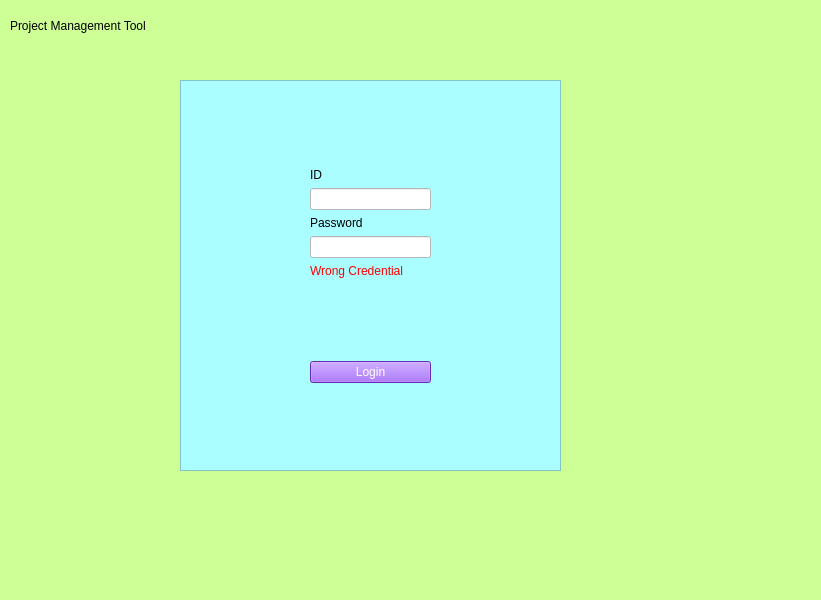
This is management_tool.ui in A1phaMark/COEN275_Project_ui as Qt 5 draws it before an edit. The edited form follows.
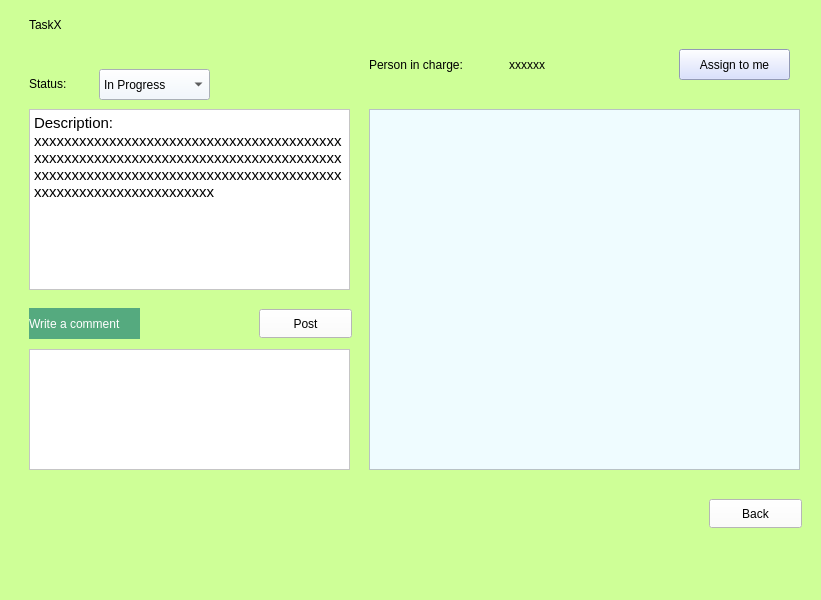
This is the edited form.

What changed in the file:
```diff
--- a/management_tool.ui
+++ b/management_tool.ui
@@ -17,14 +17,11 @@
    <string notr="true">background-color: rgb(206, 255, 151);</string>
   </property>
   <widget class="QWidget" name="centralwidget">
+   <layout class="QHBoxLayout" name="horizontalLayout">
+    <item>
    <widget class="QStackedWidget" name="stackedWidget">
-    <property name="geometry">
-     <rect>
-      <x>0</x>
-      <y>10</y>
-      <width>821</width>
-      <height>561</height>
-     </rect>
+      <property name="currentIndex">
+       <number>5</number>
     </property>
     <widget class="QWidget" name="login">
      <widget class="QFrame" name="frame">
@@ -723,7 +720,429 @@
       </property>
      </widget>
     </widget>
-   </widget>
+      <widget class="QWidget" name="page_5_task">
+       <widget class="QLabel" name="taskLabel">
+        <property name="geometry">
+         <rect>
+          <x>20</x>
+          <y>0</y>
+          <width>141</width>
+          <height>31</height>
+         </rect>
+        </property>
+        <property name="styleSheet">
+         <string notr="true">font: 18pt &quot;Segoe UI&quot;;</string>
+        </property>
+        <property name="text">
+         <string>TaskX</string>
+        </property>
+       </widget>
+       <widget class="QLabel" name="label_23">
+        <property name="geometry">
+         <rect>
+          <x>360</x>
+          <y>40</y>
+          <width>141</width>
+          <height>31</height>
+         </rect>
+        </property>
+        <property name="styleSheet">
+         <string notr="true">font: 11pt &quot;Segoe UI&quot;;</string>
+        </property>
+        <property name="text">
+         <string>Person in charge:</string>
+        </property>
+       </widget>
+       <widget class="QLabel" name="workerLabel">
+        <property name="geometry">
+         <rect>
+          <x>500</x>
+          <y>40</y>
+          <width>161</width>
+          <height>31</height>
+         </rect>
+        </property>
+        <property name="styleSheet">
+         <string notr="true">font: 11pt &quot;Segoe UI&quot;;</string>
+        </property>
+        <property name="text">
+         <string>xxxxxx</string>
+        </property>
+       </widget>
+       <widget class="QPushButton" name="reassignButton">
+        <property name="geometry">
+         <rect>
+          <x>670</x>
+          <y>40</y>
+          <width>111</width>
+          <height>31</height>
+         </rect>
+        </property>
+        <property name="styleSheet">
+         <string notr="true">background-color: rgb(206, 215, 255);</string>
+        </property>
+        <property name="text">
+         <string>Assign to me</string>
+        </property>
+       </widget>
+       <widget class="QPushButton" name="backToProject">
+        <property name="geometry">
+         <rect>
+          <x>700</x>
+          <y>490</y>
+          <width>93</width>
+          <height>29</height>
+         </rect>
+        </property>
+        <property name="styleSheet">
+         <string notr="true">background-color: rgb(255, 255, 255);</string>
+        </property>
+        <property name="text">
+         <string>Back</string>
+        </property>
+       </widget>
+       <widget class="QLabel" name="taskStatusLabel">
+        <property name="geometry">
+         <rect>
+          <x>20</x>
+          <y>59</y>
+          <width>61</width>
+          <height>31</height>
+         </rect>
+        </property>
+        <property name="text">
+         <string>Status:</string>
+        </property>
+       </widget>
+       <widget class="QTextBrowser" name="taskDescription">
+        <property name="geometry">
+         <rect>
+          <x>20</x>
+          <y>100</y>
+          <width>321</width>
+          <height>181</height>
+         </rect>
+        </property>
+        <property name="styleSheet">
+         <string notr="true">background-color: rgb(255, 255, 255);</string>
+        </property>
+        <property name="html">
+         <string>&lt;!DOCTYPE HTML PUBLIC &quot;-//W3C//DTD HTML 4.0//EN&quot; &quot;http://www.w3.org/TR/REC-html40/strict.dtd&quot;&gt;
+&lt;html&gt;&lt;head&gt;&lt;meta name=&quot;qrichtext&quot; content=&quot;1&quot; /&gt;&lt;meta charset=&quot;utf-8&quot; /&gt;&lt;style type=&quot;text/css&quot;&gt;
+p, li { white-space: pre-wrap; }
+&lt;/style&gt;&lt;/head&gt;&lt;body style=&quot; font-family:'Segoe UI'; font-size:9pt; font-weight:400; font-style:normal;&quot;&gt;
+&lt;p style=&quot; margin-top:0px; margin-bottom:0px; margin-left:0px; margin-right:0px; -qt-block-indent:0; text-indent:0px;&quot;&gt;&lt;span style=&quot; font-size:11pt;&quot;&gt;Description: &lt;/span&gt;&lt;/p&gt;
+&lt;p style=&quot; margin-top:0px; margin-bottom:0px; margin-left:0px; margin-right:0px; -qt-block-indent:0; text-indent:0px;&quot;&gt;&lt;span style=&quot; font-size:11pt;&quot;&gt;xxxxxxxxxxxxxxxxxxxxxxxxxxxxxxxxxxxxxxxxxxxxxxxxxxxxxxxxxxxxxxxxxxxxxxxxxxxxxxxxxxxxxxxxxxxxxxxxxxxxxxxxxxxxxxxxxxxxxxxxxxxxxxxxxxxxxxxxxxxxxxxxxxx&lt;/span&gt;&lt;/p&gt;&lt;/body&gt;&lt;/html&gt;</string>
+        </property>
+       </widget>
+       <widget class="QLabel" name="label_22">
+        <property name="geometry">
+         <rect>
+          <x>20</x>
+          <y>299</y>
+          <width>111</width>
+          <height>31</height>
+         </rect>
+        </property>
+        <property name="styleSheet">
+         <string notr="true">alternate-background-color: rgb(85, 255, 127);
+background-color: rgb(85, 170, 127);
+color: rgb(255, 255, 255);</string>
+        </property>
+        <property name="text">
+         <string>Write a comment</string>
+        </property>
+       </widget>
+       <widget class="QTextEdit" name="commentInput">
+        <property name="geometry">
+         <rect>
+          <x>20</x>
+          <y>340</y>
+          <width>321</width>
+          <height>121</height>
+         </rect>
+        </property>
+        <property name="styleSheet">
+         <string notr="true">background-color: rgb(255, 255, 255);</string>
+        </property>
+       </widget>
+       <widget class="QPushButton" name="pushButton_7">
+        <property name="geometry">
+         <rect>
+          <x>250</x>
+          <y>300</y>
+          <width>93</width>
+          <height>29</height>
+         </rect>
+        </property>
+        <property name="styleSheet">
+         <string notr="true">background-color: rgb(255, 255, 255);</string>
+        </property>
+        <property name="text">
+         <string>Post</string>
+        </property>
+       </widget>
+       <widget class="QScrollArea" name="scrollArea">
+        <property name="geometry">
+         <rect>
+          <x>360</x>
+          <y>100</y>
+          <width>431</width>
+          <height>361</height>
+         </rect>
+        </property>
+        <property name="styleSheet">
+         <string notr="true">background-color: rgb(239, 252, 255);</string>
+        </property>
+        <property name="widgetResizable">
+         <bool>true</bool>
+        </property>
+        <widget class="QWidget" name="scrollAreaWidgetContents">
+         <property name="geometry">
+          <rect>
+           <x>0</x>
+           <y>0</y>
+           <width>429</width>
+           <height>359</height>
+          </rect>
+         </property>
+         <layout class="QVBoxLayout" name="verticalLayout_2"/>
+        </widget>
+       </widget>
+       <widget class="QComboBox" name="taskStatusBox">
+        <property name="geometry">
+         <rect>
+          <x>90</x>
+          <y>60</y>
+          <width>111</width>
+          <height>31</height>
+         </rect>
+        </property>
+        <property name="styleSheet">
+         <string notr="true">background-color: rgb(238, 247, 255);</string>
+        </property>
+        <item>
+         <property name="text">
+          <string>In Progress</string>
+         </property>
+        </item>
+        <item>
+         <property name="text">
+          <string>Completed</string>
+         </property>
+        </item>
+       </widget>
+      </widget>
+      <widget class="QWidget" name="page_6_newTask">
+       <widget class="QLabel" name="label_25">
+        <property name="geometry">
+         <rect>
+          <x>20</x>
+          <y>10</y>
+          <width>151</width>
+          <height>41</height>
+         </rect>
+        </property>
+        <property name="styleSheet">
+         <string notr="true">font: 16pt &quot;Segoe UI&quot;;</string>
+        </property>
+        <property name="text">
+         <string>New Task</string>
+        </property>
+       </widget>
+       <widget class="QListWidget" name="employeeList_2">
+        <property name="geometry">
+         <rect>
+          <x>400</x>
+          <y>70</y>
+          <width>381</width>
+          <height>421</height>
+         </rect>
+        </property>
+        <property name="styleSheet">
+         <string notr="true">background-color: rgb(255, 255, 255);</string>
+        </property>
+       </widget>
+       <widget class="QLabel" name="label_26">
+        <property name="geometry">
+         <rect>
+          <x>20</x>
+          <y>70</y>
+          <width>71</width>
+          <height>20</height>
+         </rect>
+        </property>
+        <property name="text">
+         <string>Task Title</string>
+        </property>
+       </widget>
+       <widget class="QLineEdit" name="newTaskTitle">
+        <property name="geometry">
+         <rect>
+          <x>20</x>
+          <y>100</y>
+          <width>341</width>
+          <height>26</height>
+         </rect>
+        </property>
+        <property name="styleSheet">
+         <string notr="true">background-color: rgb(255, 255, 255);</string>
+        </property>
+       </widget>
+       <widget class="QLabel" name="label_27">
+        <property name="geometry">
+         <rect>
+          <x>20</x>
+          <y>140</y>
+          <width>101</width>
+          <height>20</height>
+         </rect>
+        </property>
+        <property name="text">
+         <string>Description:</string>
+        </property>
+       </widget>
+       <widget class="QLabel" name="label_28">
+        <property name="geometry">
+         <rect>
+          <x>20</x>
+          <y>390</y>
+          <width>291</width>
+          <height>20</height>
+         </rect>
+        </property>
+        <property name="text">
+         <string>Expected Finishing date (mm/dd/yyyy):</string>
+        </property>
+       </widget>
+       <widget class="QLineEdit" name="newTaskDate">
+        <property name="geometry">
+         <rect>
+          <x>20</x>
+          <y>410</y>
+          <width>341</width>
+          <height>26</height>
+         </rect>
+        </property>
+        <property name="styleSheet">
+         <string notr="true">background-color: rgb(255, 255, 255);</string>
+        </property>
+       </widget>
+       <widget class="QPushButton" name="confirmNewTask">
+        <property name="geometry">
+         <rect>
+          <x>20</x>
+          <y>480</y>
+          <width>93</width>
+          <height>29</height>
+         </rect>
+        </property>
+        <property name="styleSheet">
+         <string notr="true">
+background-color: rgb(237, 244, 255);</string>
+        </property>
+        <property name="text">
+         <string>Confirm</string>
+        </property>
+       </widget>
+       <widget class="QPushButton" name="cancelNewTask">
+        <property name="geometry">
+         <rect>
+          <x>130</x>
+          <y>480</y>
+          <width>93</width>
+          <height>29</height>
+         </rect>
+        </property>
+        <property name="styleSheet">
+         <string notr="true">color: rgb(255, 255, 255);
+background-color: rgb(255, 0, 0);</string>
+        </property>
+        <property name="text">
+         <string>Cancel</string>
+        </property>
+       </widget>
+       <widget class="QLabel" name="taskParticipantWarning">
+        <property name="geometry">
+         <rect>
+          <x>610</x>
+          <y>40</y>
+          <width>171</width>
+          <height>20</height>
+         </rect>
+        </property>
+        <property name="styleSheet">
+         <string notr="true">color: rgb(255, 0, 0);</string>
+        </property>
+        <property name="text">
+         <string>Must Select a participant</string>
+        </property>
+       </widget>
+       <widget class="QLabel" name="taskTitleWarning">
+        <property name="geometry">
+         <rect>
+          <x>220</x>
+          <y>70</y>
+          <width>141</width>
+          <height>20</height>
+         </rect>
+        </property>
+        <property name="styleSheet">
+         <string notr="true">color: rgb(255, 0, 0);</string>
+        </property>
+        <property name="text">
+         <string>Task title unavailable</string>
+        </property>
+       </widget>
+       <widget class="QLabel" name="taskDescriptionWarning">
+        <property name="geometry">
+         <rect>
+          <x>160</x>
+          <y>140</y>
+          <width>191</width>
+          <height>20</height>
+         </rect>
+        </property>
+        <property name="styleSheet">
+         <string notr="true">color: rgb(255, 0, 0);</string>
+        </property>
+        <property name="text">
+         <string>Description cannot be empty</string>
+        </property>
+       </widget>
+       <widget class="QLabel" name="taskDateWarning">
+        <property name="geometry">
+         <rect>
+          <x>20</x>
+          <y>440</y>
+          <width>141</width>
+          <height>20</height>
+         </rect>
+        </property>
+        <property name="styleSheet">
+         <string notr="true">color: rgb(255, 0, 0);</string>
+        </property>
+        <property name="text">
+         <string>Incorrect date format</string>
+        </property>
+       </widget>
+       <widget class="QTextEdit" name="newTaskDescription">
+        <property name="geometry">
+         <rect>
+          <x>20</x>
+          <y>170</y>
+          <width>341</width>
+          <height>201</height>
+         </rect>
+        </property>
+        <property name="styleSheet">
+         <string notr="true">background-color: rgb(255, 255, 255);</string>
+        </property>
+       </widget>
+      </widget>
+     </widget>
+    </item>
+   </layout>
   </widget>
   <widget class="QMenuBar" name="menubar">
    <property name="geometry">
```
Left out of the diff: 201 changed lines with no effect on the pictures. Lines whose indentation alone changed are shown as unchanged.
